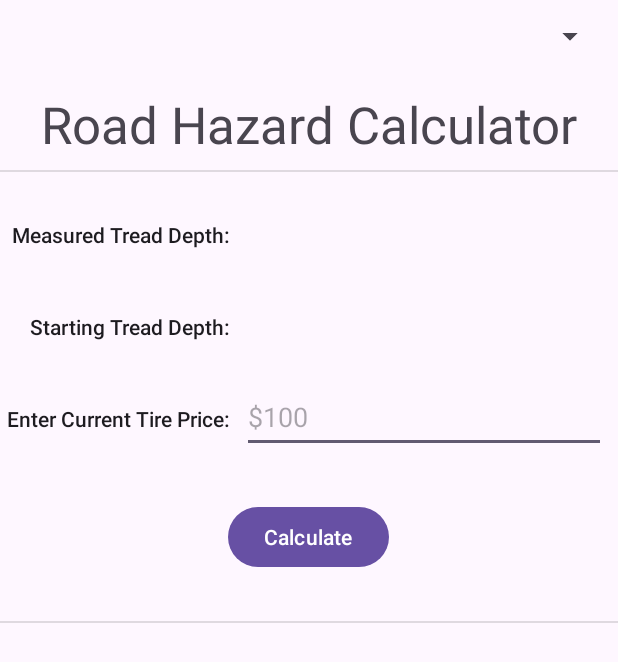
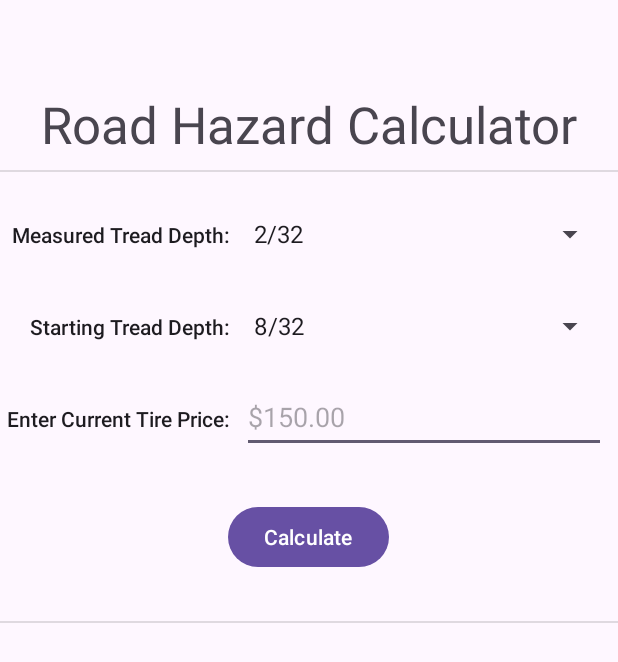
Before and after one commit to Miyuue/ACC-Toolkit, an Android app: the RoadHazardCalc screen opened directly, with no data from a screen before it, on a phone screen of 412 x 824 dp. Shown: the top 662 px of the screen. Run offline under Robolectric (Android 15) with nearby library versions, the phone set to English and light mode, and no system bars.

Commit message:
Updated RoadHazardCalc.java and strings.xml to accommodate fixed layout

```diff
--- a/app/src/main/res/values/strings.xml
+++ b/app/src/main/res/values/strings.xml
@@ -10,13 +10,14 @@
     <string name="measuredTreadDepthText">Measured Tread Depth:</string>
     <string name="startingTreadDepthText">Starting Tread Depth:</string>
     <string name="enterCostText">Enter Current Tire Price:</string>
-    <string name="enterCostTextHint">$100</string>
+    <string name="enterCostTextHint">$150.00</string>
     <string name="calculateButton">Calculate</string>
+    <string name="resultsText">Customer Pays:</string>
 
-    <string name="enterCostError">The current tire price entered is not formatted correctly!</string>
-    <string name="measuredGTStartingError">The measured tread depth cannot be larger than the starting tread depth!</string>
+    <string name="enterCostError">The price entered is not formatted correctly!</string>
+    <string name="measuredGTStartingError">The measured depth cannot be larger than the starting depth!</string>
 
-    <string-array name="tireDepths">
+    <string-array name="measauredTireDepths">
         <item>2/32</item>
         <item>3/32</item>
         <item>4/32</item>
@@ -49,4 +50,32 @@
         <item>31/32</item>
         <item>32/32</item>
     </string-array>
+
+    <string-array name="startingTireDepths">
+        <item>8/32</item>
+        <item>9/32</item>
+        <item>10/32</item>
+        <item>11/32</item>
+        <item>12/32</item>
+        <item>13/32</item>
+        <item>14/32</item>
+        <item>15/32</item>
+        <item>16/32</item>
+        <item>17/32</item>
+        <item>18/32</item>
+        <item>19/32</item>
+        <item>20/32</item>
+        <item>21/32</item>
+        <item>22/32</item>
+        <item>23/32</item>
+        <item>24/32</item>
+        <item>25/32</item>
+        <item>26/32</item>
+        <item>27/32</item>
+        <item>28/32</item>
+        <item>29/32</item>
+        <item>30/32</item>
+        <item>31/32</item>
+        <item>32/32</item>
+    </string-array>
 </resources>
```
Also changed, not shown: app/src/main/java/com/miyuue/acctoolkit/RoadHazardCalc.java (+26 -12 lines).
